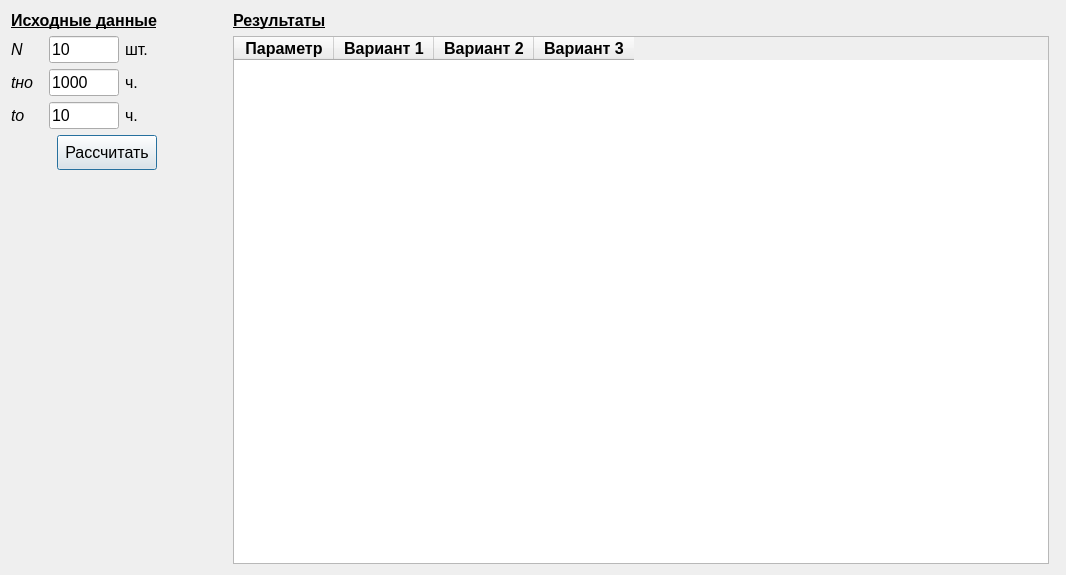
Qt form modelrepairman.ui (vadimlarionov/ModelRepairman) before a commit.
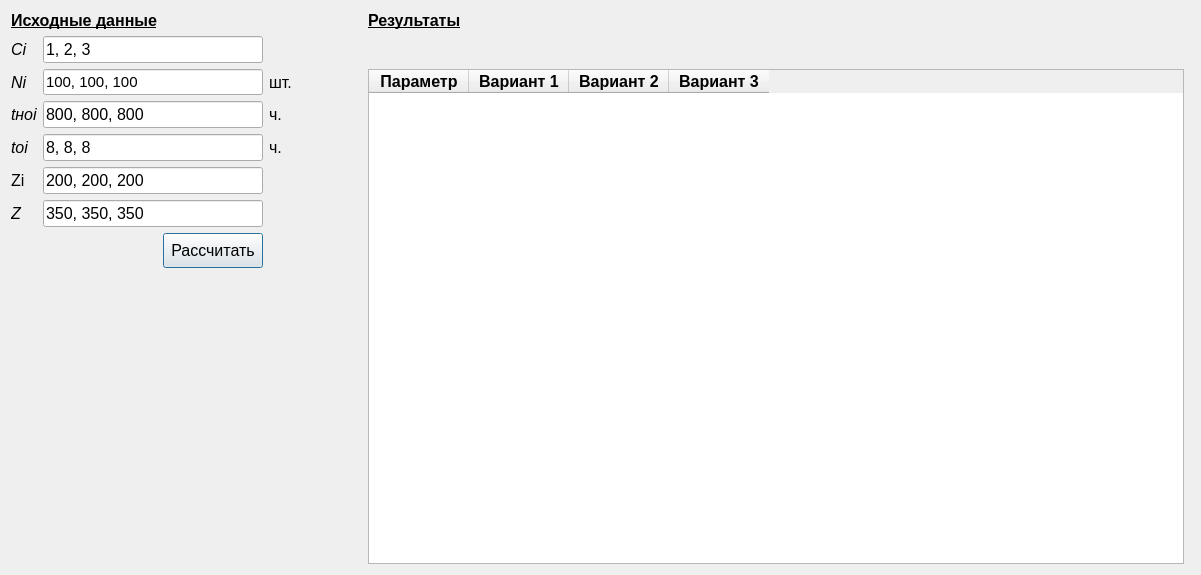
The same form after that commit.

```diff
--- a/modelrepairman.ui
+++ b/modelrepairman.ui
@@ -6,7 +6,7 @@
    <rect>
     <x>0</x>
     <y>0</y>
-    <width>1066</width>
+    <width>1201</width>
     <height>575</height>
    </rect>
   </property>
@@ -16,6 +16,30 @@
   <layout class="QGridLayout" name="gridLayout_2">
    <item row="0" column="1">
     <layout class="QGridLayout" name="gridLayout">
+     <item row="1" column="2">
+      <widget class="QLineEdit" name="c_lineEdit">
+       <property name="minimumSize">
+        <size>
+         <width>220</width>
+         <height>0</height>
+        </size>
+       </property>
+       <property name="maximumSize">
+        <size>
+         <width>220</width>
+         <height>16777215</height>
+        </size>
+       </property>
+       <property name="font">
+        <font>
+         <pointsize>12</pointsize>
+        </font>
+       </property>
+       <property name="text">
+        <string>1, 2, 3</string>
+       </property>
+      </widget>
+     </item>
      <item row="4" column="3">
       <widget class="QLabel" name="label_5">
        <property name="font">
@@ -53,13 +77,13 @@
        </property>
        <property name="minimumSize">
         <size>
-         <width>70</width>
+         <width>220</width>
          <height>0</height>
         </size>
        </property>
        <property name="maximumSize">
         <size>
-         <width>70</width>
+         <width>220</width>
          <height>16777215</height>
         </size>
        </property>
@@ -69,7 +93,7 @@
         </font>
        </property>
        <property name="text">
-        <string>1000</string>
+        <string>800, 800, 800</string>
        </property>
       </widget>
      </item>
@@ -85,7 +109,7 @@
         <string>&lt;html&gt;&lt;head/&gt;&lt;body&gt;&lt;p&gt;Среднее время ремонта одного компьютера&lt;/p&gt;&lt;/body&gt;&lt;/html&gt;</string>
        </property>
        <property name="text">
-        <string>tо</string>
+        <string>tоi</string>
        </property>
       </widget>
      </item>
@@ -101,11 +125,11 @@
         <string>&lt;html&gt;&lt;head/&gt;&lt;body&gt;&lt;p&gt;Количество компьютеров&lt;/p&gt;&lt;/body&gt;&lt;/html&gt;</string>
        </property>
        <property name="text">
-        <string>N</string>
+        <string>Ni</string>
        </property>
       </widget>
      </item>
-     <item row="6" column="4">
+     <item row="8" column="4">
       <spacer name="horizontalSpacer_2">
        <property name="orientation">
         <enum>Qt::Horizontal</enum>
@@ -134,19 +158,19 @@
        </property>
        <property name="minimumSize">
         <size>
-         <width>70</width>
+         <width>120</width>
          <height>0</height>
         </size>
        </property>
        <property name="maximumSize">
         <size>
-         <width>70</width>
+         <width>220</width>
          <height>16777215</height>
         </size>
        </property>
        <property name="font">
         <font>
-         <pointsize>12</pointsize>
+         <pointsize>11</pointsize>
         </font>
        </property>
        <property name="toolTip">
@@ -156,7 +180,7 @@
         <string>&lt;html&gt;&lt;head/&gt;&lt;body&gt;&lt;p&gt;&lt;br/&gt;&lt;/p&gt;&lt;/body&gt;&lt;/html&gt;</string>
        </property>
        <property name="text">
-        <string>10</string>
+        <string>100, 100, 100</string>
        </property>
       </widget>
      </item>
@@ -172,33 +196,6 @@
        </property>
       </widget>
      </item>
-     <item row="6" column="2" colspan="2">
-      <widget class="QPushButton" name="calculateButton">
-       <property name="sizePolicy">
-        <sizepolicy hsizetype="Fixed" vsizetype="Fixed">
-         <horstretch>0</horstretch>
-         <verstretch>0</verstretch>
-        </sizepolicy>
-       </property>
-       <property name="minimumSize">
-        <size>
-         <width>100</width>
-         <height>35</height>
-        </size>
-       </property>
-       <property name="font">
-        <font>
-         <pointsize>12</pointsize>
-        </font>
-       </property>
-       <property name="layoutDirection">
-        <enum>Qt::RightToLeft</enum>
-       </property>
-       <property name="text">
-        <string>Рассчитать</string>
-       </property>
-      </widget>
-     </item>
      <item row="0" column="5" colspan="2">
       <widget class="QLabel" name="label_7">
        <property name="font">
@@ -222,9 +219,15 @@
          <verstretch>0</verstretch>
         </sizepolicy>
        </property>
+       <property name="minimumSize">
+        <size>
+         <width>120</width>
+         <height>0</height>
+        </size>
+       </property>
        <property name="maximumSize">
         <size>
-         <width>70</width>
+         <width>220</width>
          <height>16777215</height>
         </size>
        </property>
@@ -234,7 +237,7 @@
         </font>
        </property>
        <property name="text">
-        <string>10</string>
+        <string>8, 8, 8</string>
        </property>
       </widget>
      </item>
@@ -250,7 +253,7 @@
         <string>&lt;html&gt;&lt;head/&gt;&lt;body&gt;&lt;p&gt;Среднее время наработки на отказ одного компьютера&lt;/p&gt;&lt;/body&gt;&lt;/html&gt;</string>
        </property>
        <property name="text">
-        <string>tно</string>
+        <string>tноi</string>
        </property>
       </widget>
      </item>
@@ -266,7 +269,7 @@
        </property>
       </widget>
      </item>
-     <item row="7" column="4">
+     <item row="9" column="4">
       <spacer name="verticalSpacer_2">
        <property name="orientation">
         <enum>Qt::Vertical</enum>
@@ -282,7 +285,7 @@
        </property>
       </spacer>
      </item>
-     <item row="3" column="5" rowspan="5">
+     <item row="3" column="5" rowspan="7">
       <widget class="QTableWidget" name="tableWidget">
        <property name="sizePolicy">
         <sizepolicy hsizetype="MinimumExpanding" vsizetype="Preferred">
@@ -357,6 +360,125 @@
        </column>
       </widget>
      </item>
+     <item row="8" column="2">
+      <widget class="QPushButton" name="calculateButton">
+       <property name="sizePolicy">
+        <sizepolicy hsizetype="Fixed" vsizetype="Fixed">
+         <horstretch>0</horstretch>
+         <verstretch>0</verstretch>
+        </sizepolicy>
+       </property>
+       <property name="minimumSize">
+        <size>
+         <width>100</width>
+         <height>35</height>
+        </size>
+       </property>
+       <property name="font">
+        <font>
+         <pointsize>12</pointsize>
+        </font>
+       </property>
+       <property name="layoutDirection">
+        <enum>Qt::RightToLeft</enum>
+       </property>
+       <property name="text">
+        <string>Рассчитать</string>
+       </property>
+      </widget>
+     </item>
+     <item row="6" column="1">
+      <widget class="QLabel" name="label_9">
+       <property name="font">
+        <font>
+         <pointsize>12</pointsize>
+        </font>
+       </property>
+       <property name="toolTip">
+        <string>&lt;html&gt;&lt;head/&gt;&lt;body&gt;&lt;p&gt;Заработная плата специалиста за 1 час&lt;/p&gt;&lt;/body&gt;&lt;/html&gt;</string>
+       </property>
+       <property name="text">
+        <string>Zi</string>
+       </property>
+      </widget>
+     </item>
+     <item row="1" column="1">
+      <widget class="QLabel" name="label_8">
+       <property name="font">
+        <font>
+         <pointsize>12</pointsize>
+         <italic>true</italic>
+        </font>
+       </property>
+       <property name="text">
+        <string>Ci</string>
+       </property>
+      </widget>
+     </item>
+     <item row="7" column="1">
+      <widget class="QLabel" name="label_10">
+       <property name="font">
+        <font>
+         <pointsize>12</pointsize>
+         <italic>true</italic>
+        </font>
+       </property>
+       <property name="toolTip">
+        <string>&lt;html&gt;&lt;head/&gt;&lt;body&gt;&lt;p&gt;Финансовые потери организации от неисправного компьютера за 1 час&lt;/p&gt;&lt;/body&gt;&lt;/html&gt;</string>
+       </property>
+       <property name="text">
+        <string>Z</string>
+       </property>
+      </widget>
+     </item>
+     <item row="6" column="2">
+      <widget class="QLineEdit" name="zi_lineEdit">
+       <property name="minimumSize">
+        <size>
+         <width>120</width>
+         <height>0</height>
+        </size>
+       </property>
+       <property name="maximumSize">
+        <size>
+         <width>220</width>
+         <height>16777215</height>
+        </size>
+       </property>
+       <property name="font">
+        <font>
+         <pointsize>12</pointsize>
+        </font>
+       </property>
+       <property name="text">
+        <string>200, 200, 200</string>
+       </property>
+      </widget>
+     </item>
+     <item row="7" column="2">
+      <widget class="QLineEdit" name="z_lineEdit">
+       <property name="minimumSize">
+        <size>
+         <width>120</width>
+         <height>0</height>
+        </size>
+       </property>
+       <property name="maximumSize">
+        <size>
+         <width>220</width>
+         <height>16777215</height>
+        </size>
+       </property>
+       <property name="font">
+        <font>
+         <pointsize>12</pointsize>
+        </font>
+       </property>
+       <property name="text">
+        <string>350, 350, 350</string>
+       </property>
+      </widget>
+     </item>
     </layout>
    </item>
   </layout>
```
